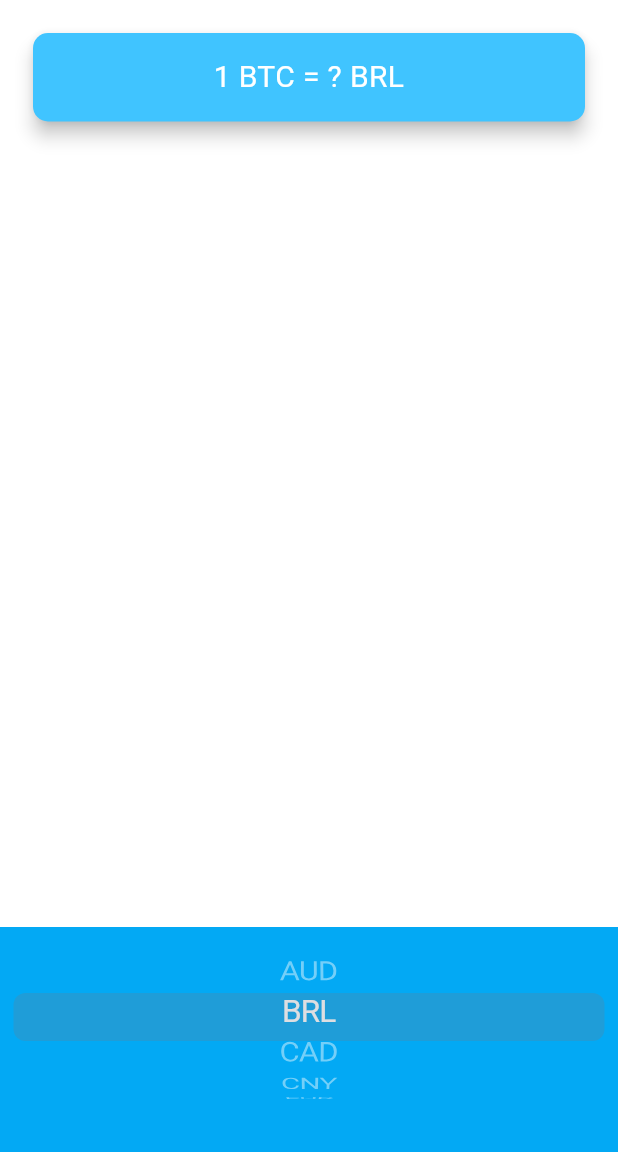
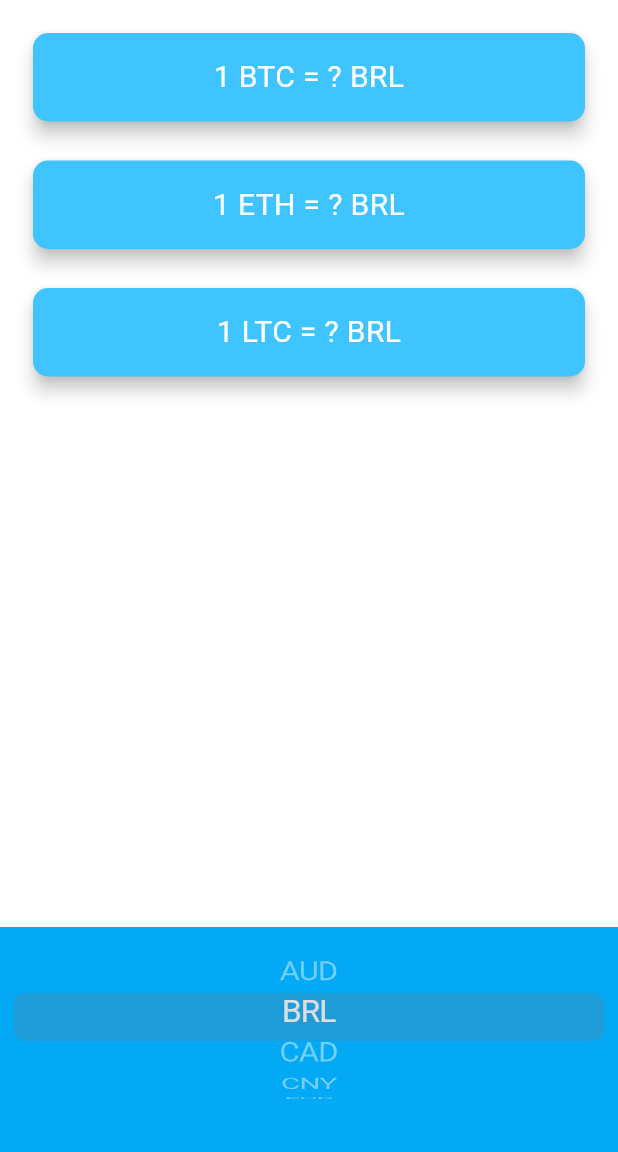
Before and after one commit to mr-schway/bitcoin-ticker, a Flutter app: the screen it shows after launch, after a tap on "BRL", on a phone screen of 412 x 824 dp, the part 84-1236 px from its top. Run offline on Flutter 3.47's test engine with Material 3 defaults, Android fonts, the phone set to English and light mode, and no system bars; network calls fail.

Commit message:
Display cryptos value

```diff
--- a/lib/coin_data.dart
+++ b/lib/coin_data.dart
@@ -36,9 +36,9 @@ const coinAPIURL = 'https://rest.coinapi.io/v1/exchangerate';
 const apiKey = hiddenAPIKey;
 
 class CoinData {
-  Future getCoinData(String currency) async {
-    http.Response response =
-        await http.get(Uri.parse('$coinAPIURL/BTC/$currency?apikey=$apiKey'));
+  Future getCoinData({required String crypto, required String currency}) async {
+    http.Response response = await http
+        .get(Uri.parse('$coinAPIURL/$crypto/$currency?apikey=$apiKey'));
     if (response.statusCode == 200) {
       String data = response.body;
       return jsonDecode(data)['rate'];
--- /dev/null
+++ b/lib/crypto_card.dart
@@ -0,0 +1,39 @@
+import 'package:flutter/material.dart';
+
+class CryptoCard extends StatelessWidget {
+  const CryptoCard({
+    super.key,
+    required this.bitcoinValue,
+    required this.selectedCurrency,
+    required this.cryptoSymbol,
+  });
+
+  final String bitcoinValue;
+  final String selectedCurrency;
+  final String cryptoSymbol;
+
+  @override
+  Widget build(BuildContext context) {
+    return Padding(
+      padding: const EdgeInsets.fromLTRB(18.0, 18.0, 18.0, 0),
+      child: Card(
+        color: Colors.lightBlueAccent,
+        elevation: 5.0,
+        shape: RoundedRectangleBorder(
+          borderRadius: BorderRadius.circular(10.0),
+        ),
+        child: Padding(
+          padding: const EdgeInsets.symmetric(vertical: 15.0, horizontal: 28.0),
+          child: Text(
+            '1 $cryptoSymbol = $bitcoinValue $selectedCurrency',
+            textAlign: TextAlign.center,
+            style: const TextStyle(
+              fontSize: 20.0,
+              color: Colors.white,
+            ),
+          ),
+        ),
+      ),
+    );
+  }
+}
--- a/lib/price_screen.dart
+++ b/lib/price_screen.dart
@@ -1,6 +1,7 @@
 import 'package:bitcoin_ticker/coin_data.dart';
 import 'package:flutter/cupertino.dart';
 import 'package:flutter/material.dart';
+import 'crypto_card.dart';
 
 class PriceScreen extends StatefulWidget {
   const PriceScreen({super.key});
@@ -12,12 +13,27 @@ class PriceScreen extends StatefulWidget {
 class _PriceScreenState extends State<PriceScreen> {
   String selectedCurrency = 'USD';
   String bitcoinValue = '?';
+  String etcValue = '?';
+  String ltcValue = '?';
 
   void getData() async {
     try {
-      double data = await CoinData().getCoinData(selectedCurrency);
+      double lastPriceBTC = await CoinData().getCoinData(
+        crypto: 'BTC',
+        currency: selectedCurrency,
+      );
+      double lastPriceETC = await CoinData().getCoinData(
+        crypto: 'ETH',
+        currency: selectedCurrency,
+      );
+      double lastPriceLTC = await CoinData().getCoinData(
+        crypto: 'LTC',
+        currency: selectedCurrency,
+      );
       setState(() {
-        bitcoinValue = data.toStringAsFixed(0);
+        bitcoinValue = lastPriceBTC.toStringAsFixed(0);
+        etcValue = lastPriceETC.toStringAsFixed(0);
+        ltcValue = lastPriceLTC.toStringAsFixed(0);
       });
     } catch (e) {
       print(e);
@@ -43,27 +59,22 @@ class _PriceScreenState extends State<PriceScreen> {
         mainAxisAlignment: MainAxisAlignment.spaceBetween,
         crossAxisAlignment: CrossAxisAlignment.stretch,
         children: <Widget>[
-          Padding(
-            padding: const EdgeInsets.fromLTRB(18.0, 18.0, 18.0, 0),
-            child: Card(
-              color: Colors.lightBlueAccent,
-              elevation: 5.0,
-              shape: RoundedRectangleBorder(
-                borderRadius: BorderRadius.circular(10.0),
-              ),
-              child: Padding(
-                padding: const EdgeInsets.symmetric(
-                    vertical: 15.0, horizontal: 28.0),
-                child: Text(
-                  '1 BTC = $bitcoinValue $selectedCurrency',
-                  textAlign: TextAlign.center,
-                  style: const TextStyle(
-                    fontSize: 20.0,
-                    color: Colors.white,
-                  ),
-                ),
-              ),
-            ),
+          Column(
+            crossAxisAlignment: CrossAxisAlignment.stretch,
+            children: <Widget>[
+              CryptoCard(
+                  cryptoSymbol: 'BTC',
+                  bitcoinValue: bitcoinValue,
+                  selectedCurrency: selectedCurrency),
+              CryptoCard(
+                  cryptoSymbol: 'ETH',
+                  bitcoinValue: etcValue,
+                  selectedCurrency: selectedCurrency),
+              CryptoCard(
+                  cryptoSymbol: 'LTC',
+                  bitcoinValue: ltcValue,
+                  selectedCurrency: selectedCurrency),
+            ],
           ),
           Container(
             height: 150.0,
```
